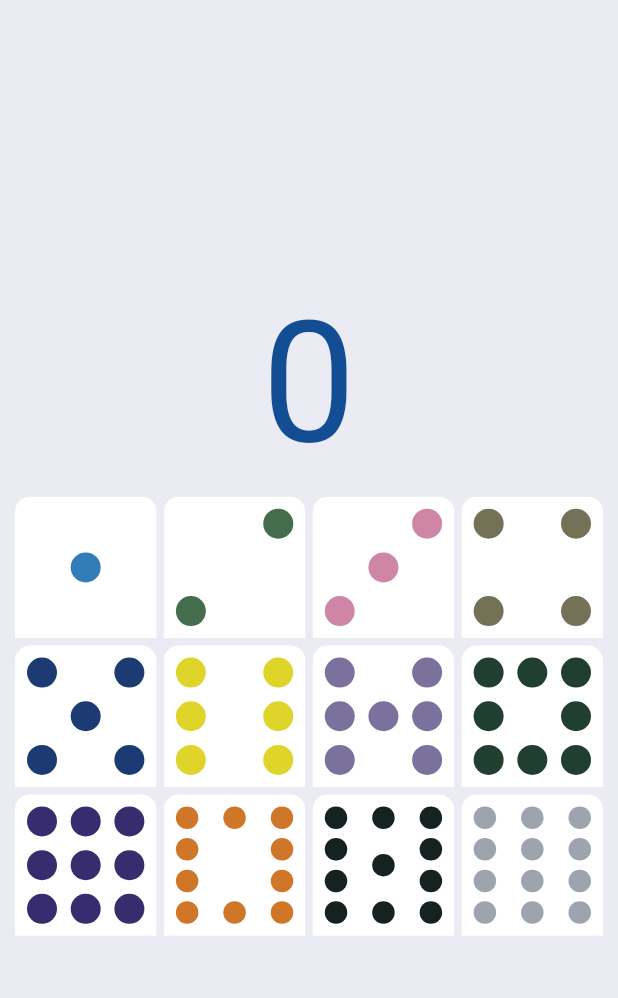
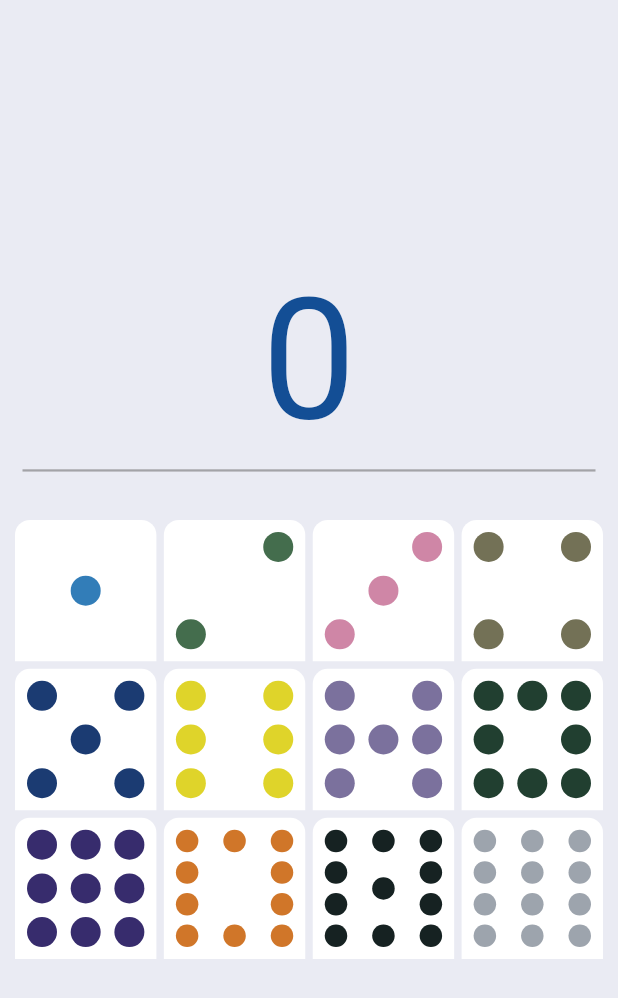
Before and after one commit to esron/mexican_calculator, a Flutter app: the screen it shows after launch, on a phone screen of 412 x 824 dp. Shown: the top 998 px of the screen. Run offline on Flutter 3.47's test engine with Material 2 defaults, Android fonts, the phone set to English and light mode, and no system bars.

Commit message:
Adds a divider between the text and the dominoes

```diff
--- a/lib/main.dart
+++ b/lib/main.dart
@@ -57,6 +57,13 @@ class _MyHomePageState extends State<MyHomePage> {
                     ),
                   ),
               ),
+              Padding(
+                padding: const EdgeInsets.only(left: 15.0, right: 15.0, bottom: 15.0),
+                child: Divider(
+                  thickness: 1.5,
+                  color: Color(0x96717171),
+                ),
+              ),
               GridView.count(
                 shrinkWrap: true,
                 primary: false,
```
